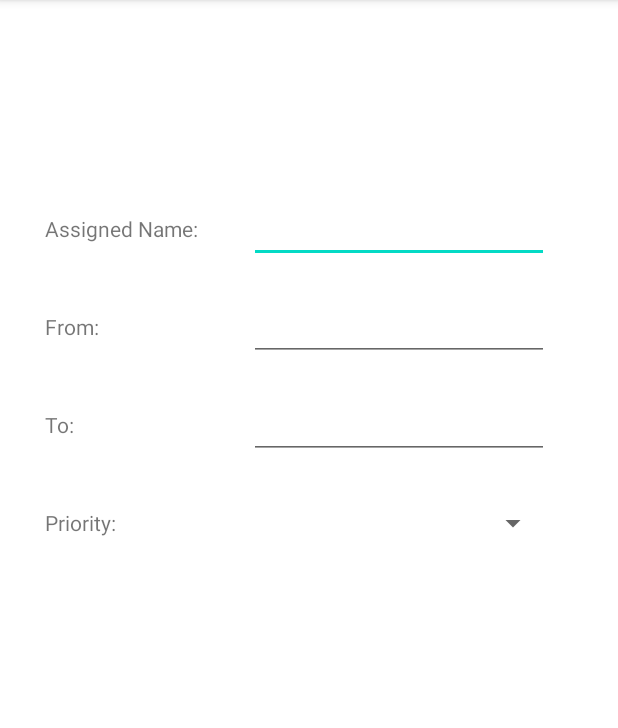
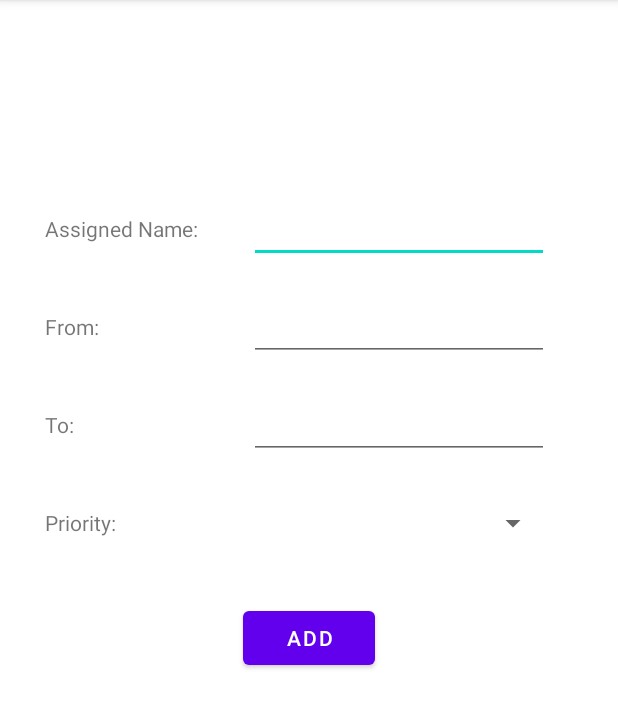
Before and after one commit to dunbs/Guren, an Android app: the screen it shows after launch (AddTask), after a tap on "Add task", on a phone screen of 412 x 824 dp, the part 84-812 px from its top. Run offline under Robolectric (Android 15) with nearby library versions, the phone set to English and light mode, and no system bars.

Commit message:
add add btn

```diff
--- a/Guren/app/src/main/AndroidManifest.xml
+++ b/Guren/app/src/main/AndroidManifest.xml
@@ -9,10 +9,10 @@
         android:roundIcon="@mipmap/ic_launcher_round"
         android:supportsRtl="true"
         android:theme="@style/Theme.Guren">
-        <activity android:name="UI.Task.AddTask"></activity>
-        <activity android:name="UI.Task.TaskListActivity" />
-        <activity android:name="UI.Main.MainActivity" />
-        <activity android:name="UI.Task.CalendarActivity">
+        <activity android:name="com.akarui.guren.UI.Task.AddTask"></activity>
+        <activity android:name="com.akarui.guren.UI.Task.TaskListActivity" />
+        <activity android:name="com.akarui.guren.UI.Main.MainActivity" />
+        <activity android:name="com.akarui.guren.UI.Task.CalendarActivity">
             <intent-filter>
                 <action android:name="android.intent.action.MAIN" />
 
--- a/Guren/app/src/main/java/UI/Task/AddTask.java
+++ b/Guren/app/src/main/java/com/akarui/guren/UI/Main/MainActivity.java
@@ -1,4 +1,4 @@
-package UI.Task;
+package com.akarui.guren.UI.Main;
 
 import androidx.appcompat.app.AppCompatActivity;
 
@@ -6,11 +6,11 @@ import android.os.Bundle;
 
 import com.akarui.guren.R;
 
-public class AddTask extends AppCompatActivity {
+public class MainActivity extends AppCompatActivity {
 
     @Override
     protected void onCreate(Bundle savedInstanceState) {
         super.onCreate(savedInstanceState);
-        setContentView(R.layout.activity_add_task);
+        setContentView(R.layout.activity_main);
     }
 }
--- a/Guren/app/src/main/java/UI/Main/MainActivity.java
+++ b/Guren/app/src/main/java/com/akarui/guren/UI/Task/AddTask.java
@@ -1,4 +1,4 @@
-package UI.Main;
+package com.akarui.guren.UI.Task;
 
 import androidx.appcompat.app.AppCompatActivity;
 
@@ -6,11 +6,11 @@ import android.os.Bundle;
 
 import com.akarui.guren.R;
 
-public class MainActivity extends AppCompatActivity {
+public class AddTask extends AppCompatActivity {
 
     @Override
     protected void onCreate(Bundle savedInstanceState) {
         super.onCreate(savedInstanceState);
-        setContentView(R.layout.activity_main);
+        setContentView(R.layout.activity_add_task);
     }
 }
--- a/Guren/app/src/main/java/UI/Task/CalendarActivity.java
+++ b/Guren/app/src/main/java/com/akarui/guren/UI/Task/CalendarActivity.java
@@ -1,13 +1,10 @@
-package UI.Task;
+package com.akarui.guren.UI.Task;
 
 import androidx.appcompat.app.AppCompatActivity;
 
 import android.content.Intent;
 import android.os.Bundle;
 import android.view.View;
-import android.widget.Button;
-
-import UI.Task.TaskListActivity;
 
 import com.akarui.guren.R;
 import com.google.android.material.floatingactionbutton.FloatingActionButton;
--- a/Guren/app/src/main/java/UI/Task/TaskListActivity.java
+++ b/Guren/app/src/main/java/com/akarui/guren/UI/Task/TaskListActivity.java
@@ -1,11 +1,8 @@
-package UI.Task;
+package com.akarui.guren.UI.Task;
 
 import androidx.appcompat.app.AppCompatActivity;
 
-import android.content.Intent;
 import android.os.Bundle;
-import android.view.View;
-import android.widget.Button;
 import android.widget.TextView;
 
 import com.akarui.guren.R;
--- a/Guren/app/src/main/res/layout/activity_add_task.xml
+++ b/Guren/app/src/main/res/layout/activity_add_task.xml
@@ -5,7 +5,7 @@
     xmlns:tools="http://schemas.android.com/tools"
     android:layout_width="match_parent"
     android:layout_height="match_parent"
-    tools:context="UI.Task.AddTask"
+    tools:context="com.akarui.guren.UI.Task.AddTask"
 
     android:paddingTop="100dp"
 >
@@ -151,6 +151,28 @@
 
         </androidx.constraintlayout.widget.ConstraintLayout>
 
+        <androidx.constraintlayout.widget.ConstraintLayout
+            android:id="@+id/add_button_container"
+            android:layout_width="match_parent"
+            android:layout_height="wrap_content"
+            android:layout_marginTop="20dp"
+
+            app:layout_constraintBottom_toBottomOf="parent"
+            app:layout_constraintStart_toStartOf="parent"
+            app:layout_constraintEnd_toEndOf="parent"
+            app:layout_constraintTop_toBottomOf="@+id/task_priority"
+        >
+            <Button
+                android:layout_width="wrap_content"
+                android:layout_height="wrap_content"
+                android:text="Add"
+
+                app:layout_constraintStart_toStartOf="parent"
+                app:layout_constraintEnd_toEndOf="parent"
+            />
+
+        </androidx.constraintlayout.widget.ConstraintLayout>
+
     </androidx.constraintlayout.widget.ConstraintLayout>
 
 </androidx.constraintlayout.widget.ConstraintLayout>
--- a/Guren/app/src/main/res/layout/activity_calendar.xml
+++ b/Guren/app/src/main/res/layout/activity_calendar.xml
@@ -4,7 +4,7 @@
     xmlns:tools="http://schemas.android.com/tools"
     android:layout_width="match_parent"
     android:layout_height="match_parent"
-    tools:context="UI.Task.CalendarActivity"
+    tools:context="com.akarui.guren.UI.Task.CalendarActivity"
     android:paddingTop="100dp"
 >
 
--- a/Guren/app/src/main/res/layout/activity_main.xml
+++ b/Guren/app/src/main/res/layout/activity_main.xml
@@ -4,6 +4,6 @@
     xmlns:tools="http://schemas.android.com/tools"
     android:layout_width="match_parent"
     android:layout_height="match_parent"
-    tools:context="UI.Main.MainActivity">
+    tools:context="com.akarui.guren.UI.Main.MainActivity">
 
 </androidx.constraintlayout.widget.ConstraintLayout>
--- a/Guren/app/src/main/res/layout/activity_task_list.xml
+++ b/Guren/app/src/main/res/layout/activity_task_list.xml
@@ -4,7 +4,7 @@
     xmlns:tools="http://schemas.android.com/tools"
     android:layout_width="match_parent"
     android:layout_height="match_parent"
-    tools:context="UI.Task.TaskListActivity"
+    tools:context="com.akarui.guren.UI.Task.TaskListActivity"
 >
 
     <androidx.cardview.widget.CardView
```
